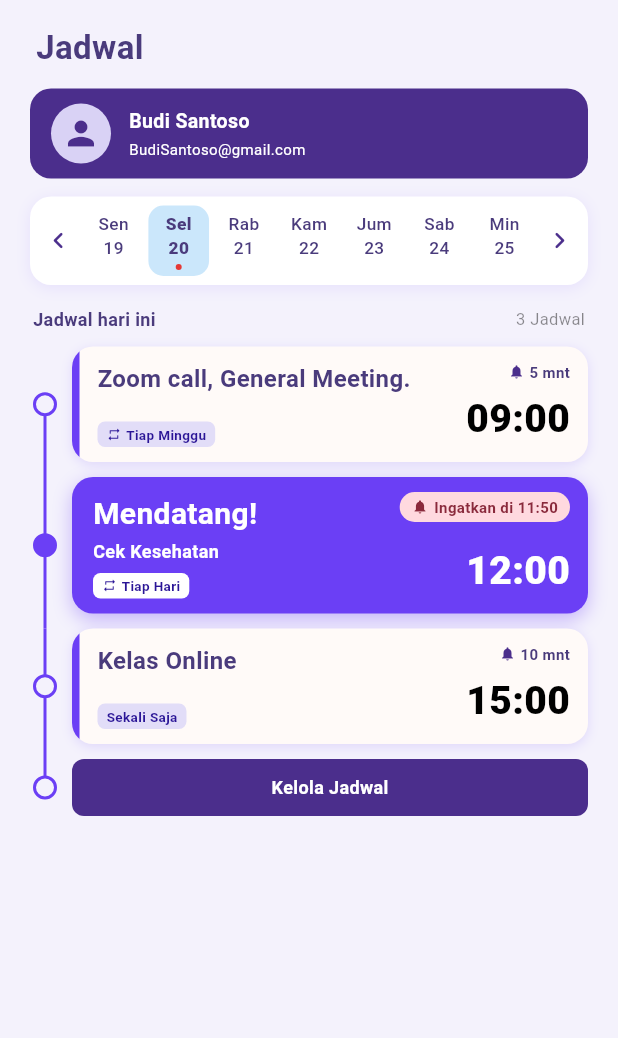
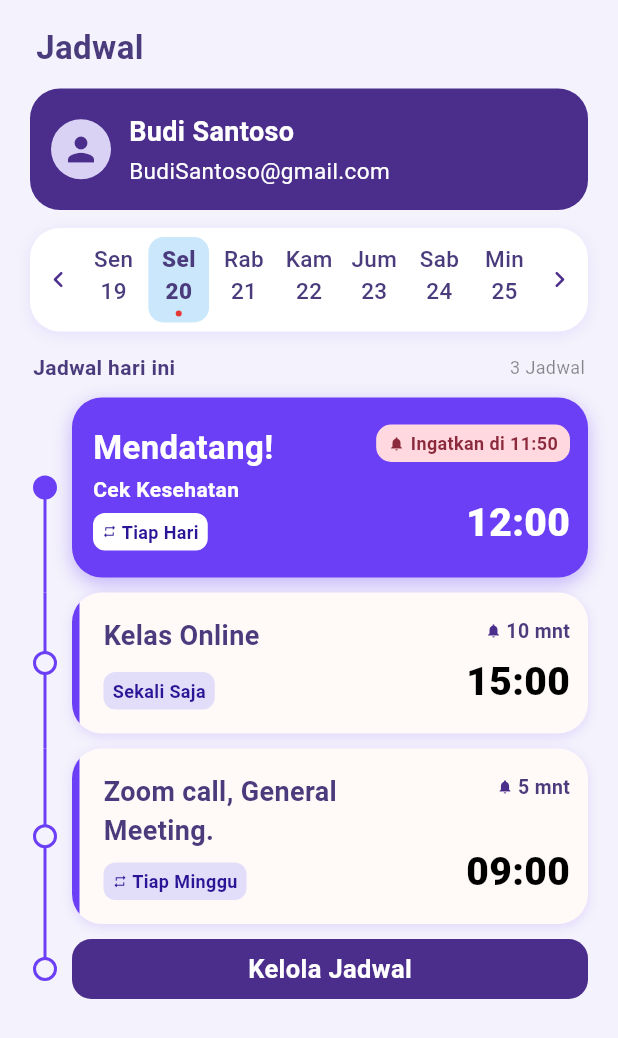
Before and after one commit to arifhrianTO/ALICE, a Flutter app: the JadwalPage widget shown alone on an empty page, opened directly, on a phone screen of 412 x 824 dp. Shown: the top 1038 px of the screen. Run offline on Flutter 3.47's test engine with Material 3 defaults, Android fonts, the phone set to English and light mode, and no system bars; our stand-ins replace flutter_svg, shared_preferences; accounts and stored records are empty.

Commit message:
Update jadwal pages and dialogs

```diff
--- a/frontend/alice_app/lib/jadwal/jadwal_dialogs.dart
+++ b/frontend/alice_app/lib/jadwal/jadwal_dialogs.dart
@@ -189,10 +189,10 @@ class _ScheduleFormDialogState extends State<ScheduleFormDialog> {
             onChanged: (_) {
               if (_error) setState(() => _error = false);
             },
-            style: const TextStyle(fontSize: 13, fontWeight: FontWeight.w500),
+            style: const TextStyle(fontSize: 14, fontWeight: FontWeight.w500),
             decoration: InputDecoration(
               hintText: 'Masukkan Jadwal',
-              hintStyle: const TextStyle(fontSize: 13, color: Colors.black38),
+              hintStyle: const TextStyle(fontSize: 14, color: Colors.black38),
               errorText: _error ? 'Nama jadwal wajib diisi' : null,
               filled: true,
               fillColor: kFieldBg,
@@ -305,7 +305,7 @@ class _ScheduleFormDialogState extends State<ScheduleFormDialog> {
               child: Text(
                 formatTime(_time),
                 style: const TextStyle(
-                  fontSize: 13,
+                  fontSize: 14,
                   fontWeight: FontWeight.w600,
                   color: Colors.black,
                 ),
--- a/frontend/alice_app/lib/jadwal/jadwal_pages.dart
+++ b/frontend/alice_app/lib/jadwal/jadwal_pages.dart
@@ -27,10 +27,30 @@ class _JadwalPageState extends State<JadwalPage> {
     return ListenableBuilder(
       listenable: scheduleStore,
       builder: (context, _) {
-        final items = scheduleStore.forDay(_selected);
+        final items = [...scheduleStore.forDay(_selected)];
         final now = DateTime.now();
         final isToday = sameDay(_selected, now);
 
+        // Urutkan jadwal berdasarkan jam
+        if (isToday) {
+          final nowMin = now.hour * 60 + now.minute;
+
+          items.sort((a, b) {
+            final aUpcoming = a.minutes >= nowMin;
+            final bUpcoming = b.minutes >= nowMin;
+
+    // Jadwal mendatang selalu di atas jadwal yang sudah lewat
+        if (aUpcoming != bUpcoming) {
+          return aUpcoming ? -1 : 1;
+        }
+
+    // Urutkan berdasarkan jam paling dekat
+          return a.minutes.compareTo(b.minutes);
+        });
+      } else {
+  // Untuk tanggal lain, urutkan dari jam paling awal
+        items.sort((a, b) => a.minutes.compareTo(b.minutes));
+      }
         // Kartu "Mendatang!" = jadwal pertama yang belum lewat
         int highlight = -1;
         if (isToday) {
@@ -73,7 +93,7 @@ class _JadwalPageState extends State<JadwalPage> {
                           ? 'Jadwal hari ini'
                           : 'Jadwal ${_selected.day} ${monthAbbr[_selected.month - 1]}',
                       style: const TextStyle(
-                        fontSize: 12,
+                        fontSize: 14,
                         fontWeight: FontWeight.w600,
                         color: kTextPurple,
                       ),
@@ -81,7 +101,7 @@ class _JadwalPageState extends State<JadwalPage> {
                     Text(
                       '${items.length} Jadwal',
                       style: const TextStyle(
-                        fontSize: 11,
+                        fontSize: 12,
                         color: Colors.black45,
                       ),
                     ),
@@ -121,10 +141,10 @@ class MiniProfileCard extends StatelessWidget {
   @override
   Widget build(BuildContext context) {
     return Container(
-      padding: const EdgeInsets.symmetric(horizontal: 14, vertical: 10),
+      padding: const EdgeInsets.symmetric(horizontal: 14, vertical: 16),
       decoration: BoxDecoration(
         color: kDarkPurple,
-        borderRadius: BorderRadius.circular(14),
+        borderRadius: BorderRadius.circular(20),
       ),
       child: const Row(
         children: [
@@ -143,13 +163,13 @@ class MiniProfileCard extends StatelessWidget {
                 style: TextStyle(
                   color: Colors.white,
                   fontWeight: FontWeight.bold,
-                  fontSize: 13,
+                  fontSize: 18,
                 ),
               ),
               SizedBox(height: 2),
               Text(
                 'BudiSantoso@gmail.com',
-                style: TextStyle(color: Colors.white, fontSize: 10),
+                style: TextStyle(color: Colors.white, fontSize: 15),
               ),
             ],
           ),
@@ -187,7 +207,7 @@ class WeekStrip extends StatelessWidget {
       padding: const EdgeInsets.symmetric(horizontal: 4, vertical: 6),
       decoration: BoxDecoration(
         color: Colors.white,
-        borderRadius: BorderRadius.circular(14),
+        borderRadius: BorderRadius.circular(20),
         boxShadow: [
           BoxShadow(
             color: kPurple.withValues(alpha: 0.10),
@@ -217,7 +237,7 @@ class WeekStrip extends StatelessWidget {
     final hasEvent =
         scheduleStore.forDay(d).any((s) => s.repeat != RepeatType.daily);
     final style = TextStyle(
-      fontSize: 11.5,
+      fontSize: 15,
       fontWeight: isSel ? FontWeight.w800 : FontWeight.w500,
       color: kTextPurple,
     );
@@ -296,7 +316,7 @@ class ScheduleTimeline extends StatelessWidget {
             padding: EdgeInsets.symmetric(vertical: 18),
             child: Text(
               'Belum ada jadwal pada tanggal ini',
-              style: TextStyle(fontSize: 12, color: Colors.black45),
+              style: TextStyle(fontSize: 14, color: Colors.black45),
             ),
           ),
         for (int i = 0; i < items.length; i++)
@@ -426,10 +446,10 @@ class UpcomingScheduleCard extends StatelessWidget {
   @override
   Widget build(BuildContext context) {
     return Container(
-      padding: const EdgeInsets.fromLTRB(14, 10, 12, 10),
+      padding: const EdgeInsets.fromLTRB(14, 18, 12, 18),
       decoration: BoxDecoration(
         color: kPurple,
-        borderRadius: BorderRadius.circular(14),
+        borderRadius: BorderRadius.circular(20),
         boxShadow: [
           BoxShadow(
             color: kPurple.withValues(alpha: 0.35),
@@ -454,7 +474,7 @@ class UpcomingScheduleCard extends StatelessWidget {
                         'Mendatang!',
                         style: TextStyle(
                           color: Colors.white,
-                          fontSize: 20,
+                          fontSize: 22,
                           fontWeight: FontWeight.bold,
                         ),
                       ),
@@ -465,7 +485,7 @@ class UpcomingScheduleCard extends StatelessWidget {
                         overflow: TextOverflow.ellipsis,
                         style: const TextStyle(
                           color: Colors.white,
-                          fontSize: 12,
+                          fontSize: 14,
                           fontWeight: FontWeight.w600,
                         ),
                       ),
@@ -483,7 +503,7 @@ class UpcomingScheduleCard extends StatelessWidget {
               children: [
                 Container(
                   padding:
-                      const EdgeInsets.symmetric(horizontal: 8, vertical: 3),
+                      const EdgeInsets.symmetric(horizontal: 8, vertical: 4),
                   decoration: BoxDecoration(
                     color: const Color(0xFFFFD9DF),
                     borderRadius: BorderRadius.circular(10),
@@ -497,7 +517,7 @@ class UpcomingScheduleCard extends StatelessWidget {
                       Text(
                         'Ingatkan di ${schedule.reminderTime}',
                         style: const TextStyle(
-                          fontSize: 10,
+                          fontSize: 12,
                           fontWeight: FontWeight.w600,
                           color: Color(0xFF8A2A3C),
                         ),
@@ -532,7 +552,7 @@ class ScheduleCard extends StatelessWidget {
   Widget build(BuildContext context) {
     return AccentCard(
       child: Padding(
-        padding: const EdgeInsets.fromLTRB(12, 10, 12, 10),
+        padding: const EdgeInsets.fromLTRB(16, 16, 12, 16),
         child: IntrinsicHeight(
           child: Row(
             crossAxisAlignment: CrossAxisAlignment.stretch,
@@ -547,7 +567,7 @@ class ScheduleCard extends StatelessWidget {
                       maxLines: 2,
                       overflow: TextOverflow.ellipsis,
                       style: const TextStyle(
-                        fontSize: 16,
+                        fontSize: 18,
                         fontWeight: FontWeight.w700,
                         color: kTextPurple,
                       ),
@@ -594,13 +614,13 @@ class ManageButton extends StatelessWidget {
   @override
   Widget build(BuildContext context) {
     return SizedBox(
-      height: 38,
+      height: 40,
       width: double.infinity,
       child: Material(
         color: kDarkPurple,
-        borderRadius: BorderRadius.circular(8),
+        borderRadius: BorderRadius.circular(13),
         child: InkWell(
-          borderRadius: BorderRadius.circular(8),
+          borderRadius: BorderRadius.circular(13),
           onTap: () => Navigator.of(context).push(slideRoute(
             const KelolaJadwalPage(),
           )),
@@ -609,7 +629,7 @@ class ManageButton extends StatelessWidget {
               'Kelola Jadwal',
               style: TextStyle(
                 color: Colors.white,
-                fontSize: 12,
+                fontSize: 17,
                 fontWeight: FontWeight.w600,
               ),
             ),
@@ -731,8 +751,8 @@ class _KelolaJadwalPageState extends State<KelolaJadwalPage> {
                               key: ValueKey(_tab),
                               padding: const EdgeInsets.only(bottom: 100),
                               itemCount: items.length,
-                              separatorBuilder: (_, _) =>
-                                  const SizedBox(height: 10),
+                              separatorBuilder: (_, __) =>
+                                  const SizedBox(height: 14),
                               itemBuilder: (context, i) => Appear(
                                 key: ValueKey(items[i].id),
                                 index: i,
@@ -768,11 +788,11 @@ class StatusTabs extends StatelessWidget {
   @override
   Widget build(BuildContext context) {
     return Container(
-      height: 40,
-      padding: const EdgeInsets.all(4),
+      height: 38,
+      padding: const EdgeInsets.symmetric(horizontal: 8, vertical: 4),
       decoration: BoxDecoration(
         color: kPurple,
-        borderRadius: BorderRadius.circular(14),
+        borderRadius: BorderRadius.circular(16),
         boxShadow: [
           BoxShadow(
             color: kPurple.withValues(alpha: 0.3),
@@ -787,16 +807,16 @@ class StatusTabs extends StatelessWidget {
           return Stack(
             children: [
               AnimatedPositioned(
-                duration: const Duration(milliseconds: 300),
+                duration: const Duration(milliseconds: 250),
                 curve: Curves.easeOutCubic,
-                left: index * w,
-                top: 0,
-                bottom: 0,
-                width: w,
+                left: index * w + 3,
+                top: 2,
+                bottom: 2,
+                width: w - 6,
                 child: Container(
                   decoration: BoxDecoration(
                     color: Colors.white,
-                    borderRadius: BorderRadius.circular(11),
+                    borderRadius: BorderRadius.circular(16),
                   ),
                 ),
               ),
@@ -808,9 +828,11 @@ class StatusTabs extends StatelessWidget {
                       child: GestureDetector(
                         behavior: HitTestBehavior.opaque,
                         onTap: () => onChanged(i),
-                        child: Center(
+                        child: Container(
+                          alignment: Alignment.center,
+                          padding: EdgeInsets.zero,
                           child: AnimatedDefaultTextStyle(
-                            duration: const Duration(milliseconds: 250),
+                            duration: const Duration(milliseconds: 200),
                             style: TextStyle(
                               fontSize: 12,
                               fontWeight: FontWeight.w700,
@@ -837,6 +859,7 @@ class StatusTabs extends StatelessWidget {
 // =====================================================================
 
 // ---------- Kartu kelola (dengan tombol ubah & hapus) ----------
+
 class ManageCard extends StatelessWidget {
   final Schedule schedule;
   const ManageCard({super.key, required this.schedule});
@@ -845,7 +868,7 @@ class ManageCard extends StatelessWidget {
   Widget build(BuildContext context) {
     return AccentCard(
       child: Padding(
-        padding: const EdgeInsets.fromLTRB(12, 8, 10, 8),
+        padding: const EdgeInsets.fromLTRB(14, 12, 12, 12),
         child: Column(
           crossAxisAlignment: CrossAxisAlignment.start,
           children: [
@@ -860,7 +883,7 @@ class ManageCard extends StatelessWidget {
                       maxLines: 1,
                       overflow: TextOverflow.ellipsis,
                       style: const TextStyle(
-                        fontSize: 16,
+                        fontSize: 18,
                         fontWeight: FontWeight.w600,
                         color: Colors.black,
                       ),
@@ -868,15 +891,20 @@ class ManageCard extends StatelessWidget {
                   ),
                 ),
                 const SizedBox(width: 6),
-                OutlineBadge(text: 'Dibuat oleh ${schedule.createdBy}'),
+                OutlineBadge(
+                  text: 'Dibuat oleh ${schedule.createdBy}',
+                ),
                 const SizedBox(width: 4),
                 StatusBadge(status: schedule.status),
               ],
             ),
             Row(
               children: [
-                const Icon(Icons.access_time_rounded,
-                    size: 26, color: kTextPurple),
+                const Icon(
+                  Icons.access_time_rounded,
+                  size: 26,
+                  color: kTextPurple,
+                ),
                 const SizedBox(width: 6),
                 Text(
                   formatTime(schedule.time),
@@ -893,21 +921,29 @@ class ManageCard extends StatelessWidget {
               children: [
                 RepeatChip(schedule: schedule),
                 const SizedBox(width: 10),
-                ReminderInline(minutes: schedule.reminderMinutes),
+                ReminderInline(
+                  minutes: schedule.reminderMinutes,
+                ),
+
+                // Tombol hanya muncul jika status bukan Menunggu
+                if (schedule.status != ScheduleStatus.pending) ...[
                   const Spacer(),
                   _SmallIconButton(
                     icon: Icons.edit_rounded,
                     color: kPurple,
                     background: const Color(0xFFEDE9FF),
-                  onTap: () => showEditScheduleDialog(context, schedule),
+                    onTap: () =>
+                        showEditScheduleDialog(context, schedule),
                   ),
                   const SizedBox(width: 6),
                   _SmallIconButton(
                     icon: Icons.delete_outline_rounded,
                     color: const Color(0xFFC62828),
                     background: const Color(0xFFFFE9E9),
-                  onTap: () => showDeleteScheduleDialog(context, schedule),
+                    onTap: () =>
+                        showDeleteScheduleDialog(context, schedule),
                   ),
+                ],
               ],
             ),
           ],
@@ -916,6 +952,7 @@ class ManageCard extends StatelessWidget {
     );
   }
 }
+
 
 class _SmallIconButton extends StatelessWidget {
   final IconData icon;
@@ -942,9 +979,9 @@ class _SmallIconButton extends StatelessWidget {
         borderRadius: BorderRadius.circular(6),
         onTap: onTap,
         child: SizedBox(
-          width: 26,
-          height: 26,
-          child: Icon(icon, size: 15, color: color),
+          width: 30,
+          height: 30,
+          child: Icon(icon, size: 19, color: color),
         ),
       ),
     );
@@ -1014,10 +1051,10 @@ class RepeatChip extends StatelessWidget {
   @override
   Widget build(BuildContext context) {
     return Container(
-      padding: const EdgeInsets.symmetric(horizontal: 6, vertical: 2),
+      padding: const EdgeInsets.symmetric(horizontal: 6, vertical: 4),
       decoration: BoxDecoration(
         color: onDark ? Colors.white : const Color(0xFFE2DDF8),
-        borderRadius: BorderRadius.circular(5),
+        borderRadius: BorderRadius.circular(8),
       ),
       child: Row(
         mainAxisSize: MainAxisSize.min,
@@ -1029,7 +1066,7 @@ class RepeatChip extends StatelessWidget {
           Text(
             schedule.repeatLabel,
             style: const TextStyle(
-              fontSize: 9,
+              fontSize: 12,
               fontWeight: FontWeight.w600,
               color: kTitleIndigo,
             ),
@@ -1055,7 +1092,7 @@ class ReminderInline extends StatelessWidget {
         Text(
           '$minutes mnt',
           style: const TextStyle(
-            fontSize: 10,
+            fontSize: 13,
             fontWeight: FontWeight.w600,
             color: kTextPurple,
           ),
@@ -1072,7 +1109,7 @@ class OutlineBadge extends StatelessWidget {
   @override
   Widget build(BuildContext context) {
     return Container(
-      padding: const EdgeInsets.symmetric(horizontal: 6, vertical: 2),
+      padding: const EdgeInsets.symmetric(horizontal: 8, vertical: 4),
       decoration: BoxDecoration(
         borderRadius: BorderRadius.circular(10),
         border: Border.all(color: kPurple.withValues(alpha: 0.6)),
@@ -1080,7 +1117,7 @@ class OutlineBadge extends StatelessWidget {
       child: Text(
         text,
         style: const TextStyle(
-          fontSize: 8,
+          fontSize: 10,
           fontWeight: FontWeight.w500,
           color: kDarkPurple,
         ),
@@ -1116,7 +1153,7 @@ class StatusBadge extends StatelessWidget {
         break;
     }
     return Container(
-      padding: const EdgeInsets.symmetric(horizontal: 6, vertical: 2),
+      padding: const EdgeInsets.symmetric(horizontal: 8, vertical: 4),
       decoration: BoxDecoration(
         color: bg,
         borderRadius: BorderRadius.circular(10),
@@ -1124,12 +1161,12 @@ class StatusBadge extends StatelessWidget {
       child: Row(
         mainAxisSize: MainAxisSize.min,
         children: [
-          Icon(icon, size: 9, color: fg),
+          Icon(icon, size: 12, color: fg),
           const SizedBox(width: 2),
           Text(
             status.label,
             style: TextStyle(
-              fontSize: 8,
+              fontSize: 12,
               fontWeight: FontWeight.w600,
               color: fg,
             ),
@@ -1155,7 +1192,7 @@ class AccentCard extends StatelessWidget {
     return Container(
       decoration: BoxDecoration(
         color: kFieldBg,
-        borderRadius: BorderRadius.circular(14),
+        borderRadius: BorderRadius.circular(20),
         boxShadow: [
           BoxShadow(
             color: kPurple.withValues(alpha: 0.15),
@@ -1165,7 +1202,7 @@ class AccentCard extends StatelessWidget {
         ],
       ),
       child: ClipRRect(
-        borderRadius: BorderRadius.circular(14),
+        borderRadius: BorderRadius.circular(20),
         child: IntrinsicHeight(
           child: Row(
             crossAxisAlignment: CrossAxisAlignment.stretch,
```
Lines whose indentation alone changed are shown as unchanged.
